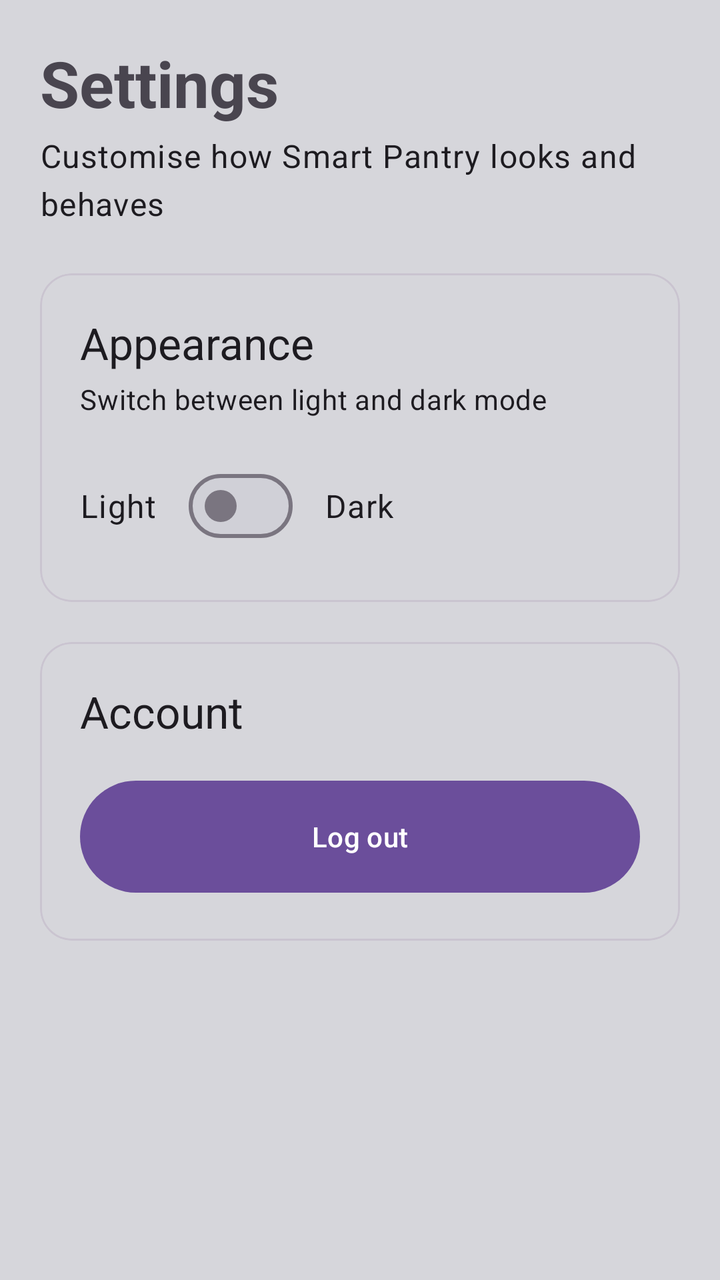
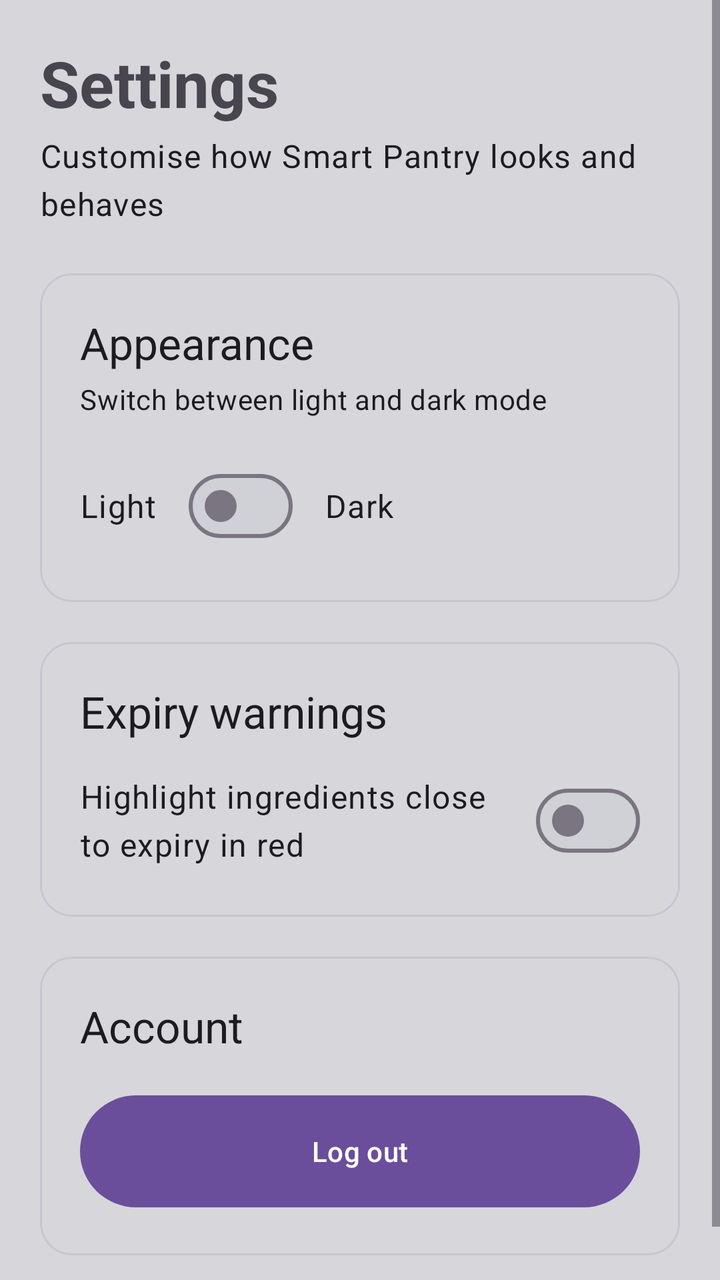

An Android layout rendered at two revisions. The XML below is the earlier revision; the diff shows what the commit changed to produce the second picture.
<!-- AndroidManifest.xml: application theme Theme.MyApplication -->
<!-- res/layout/fragment_setting_screen.xml -->
<?xml version="1.0" encoding="utf-8"?>
<ScrollView xmlns:android="http://schemas.android.com/apk/res/android"
    xmlns:app="http://schemas.android.com/apk/res-auto"
    xmlns:tools="http://schemas.android.com/tools"
    android:layout_width="match_parent"
    android:layout_height="match_parent"
    android:fillViewport="true"
    tools:context=".SettingScreen">

    <LinearLayout
        android:layout_width="match_parent"
        android:layout_height="wrap_content"
        android:orientation="vertical"
        android:padding="20dp">

        <TextView
            android:layout_width="match_parent"
            android:layout_height="wrap_content"
            android:text="@string/settings_title"
            android:textAppearance="?attr/textAppearanceHeadlineLarge"
            android:textStyle="bold" />

        <TextView
            android:layout_width="match_parent"
            android:layout_height="wrap_content"
            android:layout_marginTop="4dp"
            android:layout_marginBottom="24dp"
            android:text="@string/settings_subtitle"
            android:textAppearance="?attr/textAppearanceBodyLarge" />

        <com.google.android.material.card.MaterialCardView
            android:layout_width="match_parent"
            android:layout_height="wrap_content"
            android:layout_marginBottom="20dp"
            app:cardCornerRadius="16dp"
            app:contentPadding="20dp">

            <LinearLayout
                android:layout_width="match_parent"
                android:layout_height="wrap_content"
                android:orientation="vertical">

                <TextView
                    android:layout_width="match_parent"
                    android:layout_height="wrap_content"
                    android:text="@string/settings_appearance"
                    android:textAppearance="?attr/textAppearanceTitleLarge" />

                <TextView
                    android:layout_width="match_parent"
                    android:layout_height="wrap_content"
                    android:layout_marginTop="4dp"
                    android:text="@string/settings_appearance_desc"
                    android:textAppearance="?attr/textAppearanceBodyMedium" />

                <LinearLayout
                    android:layout_width="match_parent"
                    android:layout_height="wrap_content"
                    android:layout_marginTop="16dp"
                    android:gravity="center_vertical"
                    android:minHeight="56dp"
                    android:orientation="horizontal">

                    <TextView
                        android:layout_width="wrap_content"
                        android:layout_height="wrap_content"
                        android:text="@string/settings_light"
                        android:textAppearance="?attr/textAppearanceBodyLarge" />

                    <com.google.android.material.materialswitch.MaterialSwitch
                        android:id="@+id/switch_dark_mode"
                        android:layout_width="wrap_content"
                        android:layout_height="wrap_content"
                        android:layout_marginStart="16dp"
                        android:layout_marginEnd="16dp"
                        android:contentDescription="@string/settings_appearance" />

                    <TextView
                        android:layout_width="wrap_content"
                        android:layout_height="wrap_content"
                        android:text="@string/settings_dark"
                        android:textAppearance="?attr/textAppearanceBodyLarge" />
                </LinearLayout>
            </LinearLayout>
        </com.google.android.material.card.MaterialCardView>

        <com.google.android.material.card.MaterialCardView
            android:layout_width="match_parent"
            android:layout_height="wrap_content"
            android:layout_marginBottom="20dp"
            app:cardCornerRadius="16dp"
            app:contentPadding="20dp">

            <LinearLayout
                android:layout_width="match_parent"
                android:layout_height="wrap_content"
                android:orientation="vertical">

                <TextView
                    android:layout_width="match_parent"
                    android:layout_height="wrap_content"
                    android:text="@string/settings_account"
                    android:textAppearance="?attr/textAppearanceTitleLarge" />

                <Button
                    android:id="@+id/button_logout"
                    android:layout_width="match_parent"
                    android:layout_height="64dp"
                    android:layout_marginTop="16dp"
                    android:text="@string/settings_logout" />
            </LinearLayout>
        </com.google.android.material.card.MaterialCardView>

    </LinearLayout>
</ScrollView>
<!-- resources referenced by this layout -->
<resources>
  <string name="settings_account">Account</string>
  <string name="settings_appearance">Appearance</string>
  <string name="settings_appearance_desc">Switch between light and dark mode</string>
  <string name="settings_dark">Dark</string>
  <string name="settings_light">Light</string>
  <string name="settings_logout">Log out</string>
  <string name="settings_subtitle">Customise how Smart Pantry looks and behaves</string>
  <string name="settings_title">Settings</string>
  <style name="Theme.MyApplication" parent="Base.Theme.MyApplication" />
  <style name="Base.Theme.MyApplication" parent="Theme.Material3.DayNight.NoActionBar">
          <item name="colorPrimary">#6B4E9B</item>
          <item name="colorOnPrimary">#FFFFFF</item>
          <item name="colorPrimaryContainer">#E3D7F4</item>
          <item name="colorOnPrimaryContainer">#2A1750</item>
          <item name="colorSecondary">#7D6A9E</item>
          <item name="colorOnSecondary">#FFFFFF</item>
          <item name="colorSecondaryContainer">#CDBBE6</item>
          <item name="colorOnSecondaryContainer">#2A1750</item>
  
          <item name="android:colorBackground">#D6D6DB</item>
          <item name="colorSurface">#D6D6DB</item>
          <item name="colorOnSurface">#1F1B24</item>
          <item name="colorOnSurfaceVariant">#4A4551</item>
          <item name="colorSurfaceContainerLow">#E8E8EC</item>
          <item name="colorSurfaceContainer">#E2E2E7</item>
          <item name="colorSurfaceContainerHigh">#DCDCE2</item>
          <item name="colorSurfaceContainerHighest">#D0D0D7</item>
          <item name="colorOutline">#7A7580</item>
      </style>
</resources>

<!-- the commit's change to res/layout/fragment_setting_screen.xml (unified diff, before → after) -->
@@ -99,6 +99,49 @@
                 <TextView
                     android:layout_width="match_parent"
                     android:layout_height="wrap_content"
+                    android:text="@string/settings_expiry_title"
+                    android:textAppearance="?attr/textAppearanceTitleLarge" />
+
+                <LinearLayout
+                    android:layout_width="match_parent"
+                    android:layout_height="wrap_content"
+                    android:layout_marginTop="12dp"
+                    android:gravity="center_vertical"
+                    android:minHeight="56dp"
+                    android:orientation="horizontal">
+
+                    <TextView
+                        android:layout_width="0dp"
+                        android:layout_height="wrap_content"
+                        android:layout_weight="1"
+                        android:text="@string/settings_expiry_highlight_desc"
+                        android:textAppearance="?attr/textAppearanceBodyLarge" />
+
+                    <com.google.android.material.materialswitch.MaterialSwitch
+                        android:id="@+id/switch_expiry_highlight"
+                        android:layout_width="wrap_content"
+                        android:layout_height="wrap_content"
+                        android:layout_marginStart="16dp"
+                        android:contentDescription="@string/settings_expiry_title" />
+                </LinearLayout>
+            </LinearLayout>
+        </com.google.android.material.card.MaterialCardView>
+
+        <com.google.android.material.card.MaterialCardView
+            android:layout_width="match_parent"
+            android:layout_height="wrap_content"
+            android:layout_marginBottom="20dp"
+            app:cardCornerRadius="16dp"
+            app:contentPadding="20dp">
+
+            <LinearLayout
+                android:layout_width="match_parent"
+                android:layout_height="wrap_content"
+                android:orientation="vertical">
+
+                <TextView
+                    android:layout_width="match_parent"
+                    android:layout_height="wrap_content"
                     android:text="@string/settings_account"
                     android:textAppearance="?attr/textAppearanceTitleLarge" />
 
<!-- resource entries referenced after the edit -->
@@ -4,6 +4,8 @@
   <string name="settings_appearance">Appearance</string>
   <string name="settings_appearance_desc">Switch between light and dark mode</string>
   <string name="settings_dark">Dark</string>
+  <string name="settings_expiry_highlight_desc">Highlight ingredients close to expiry in red</string>
+  <string name="settings_expiry_title">Expiry warnings</string>
   <string name="settings_light">Light</string>
   <string name="settings_logout">Log out</string>
   <string name="settings_subtitle">Customise how Smart Pantry looks and behaves</string>
